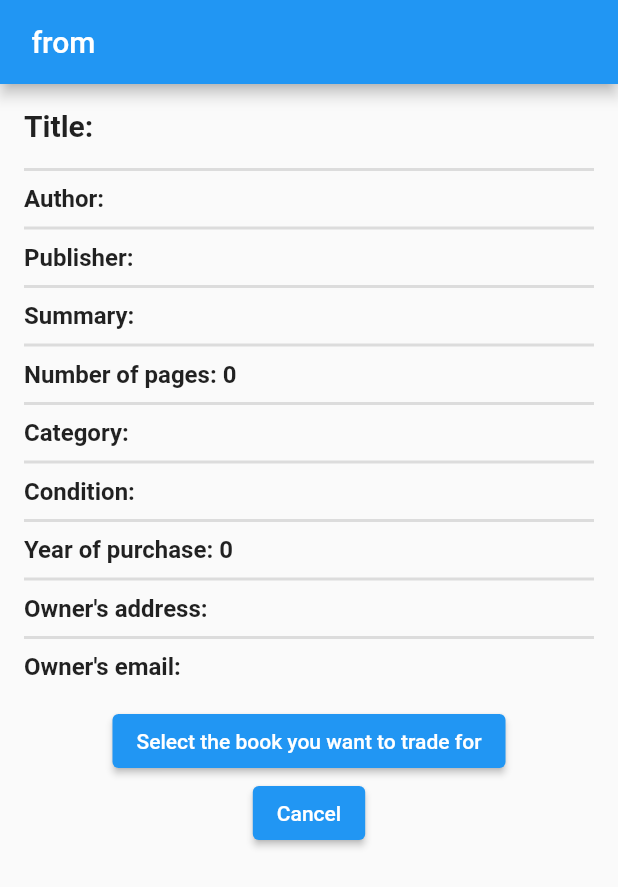
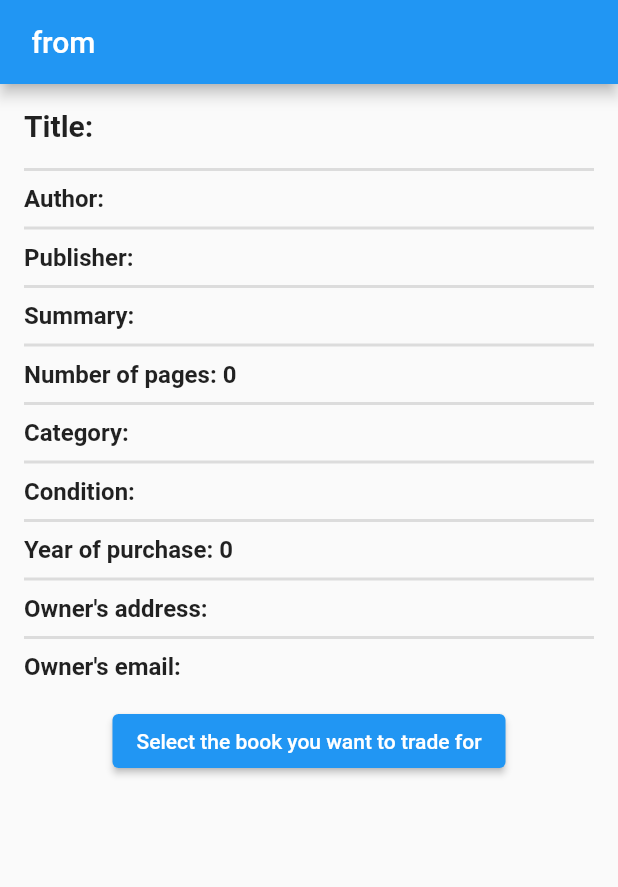
Before and after one commit to pGiad/BiblioKlept-HCI-NTUA, a Flutter app: the BookDetailsPage screen opened directly with empty values, on a phone screen of 412 x 824 dp. Shown: the top 887 px of the screen. Run offline on Flutter 3.47's test engine with Material 2 defaults, Android fonts, the phone set to English and light mode, and no system bars.

Commit message:
changed detailsofbook ,editprofile

```diff
--- a/biblioklept/lib/detailsofbooks.dart
+++ b/biblioklept/lib/detailsofbooks.dart
@@ -163,18 +163,6 @@ class BookDetailsPage extends StatelessWidget {
               ],
             ),
           ),
-          Container(
-            child: Row(
-              mainAxisAlignment: MainAxisAlignment.center,
-              children: [
-                ElevatedButton(
-                  onPressed: () {},
-                  child: Text('Cancel'),
-                ),
-                SizedBox(height: 30),
-              ],
-            ),
-          ),
         ],
       ),
     );
```
Also changed, not shown: biblioklept/lib/edit_profile_page.dart (+3 -4 lines).
